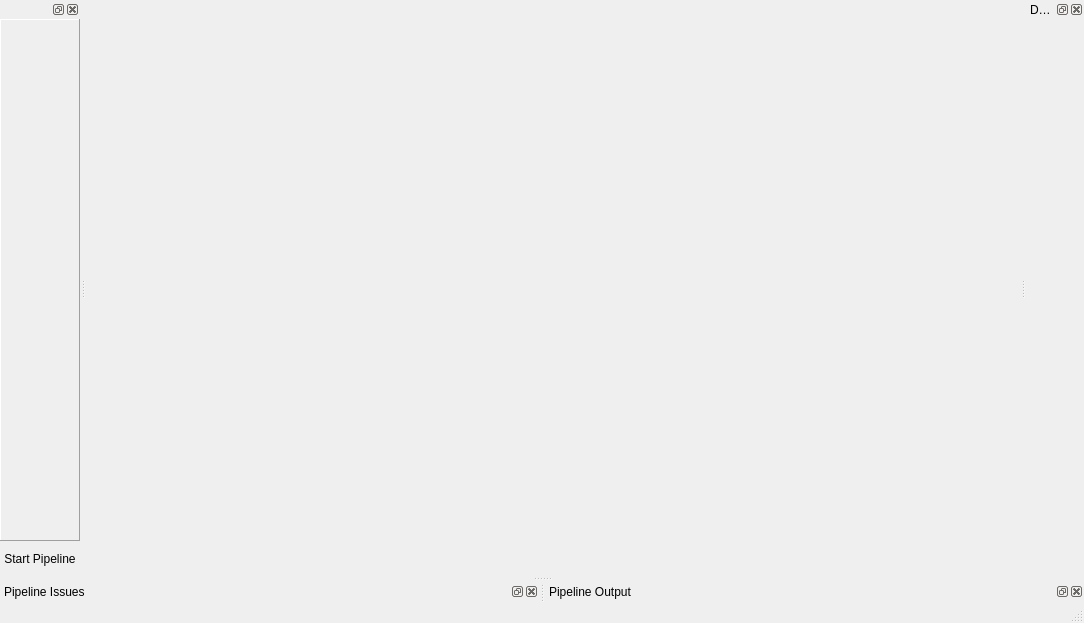
BlueQuartzSoftware/SIMPLView, file Source/SIMPLView/UI_Files/SIMPLView_UI.ui: the form before one commit.
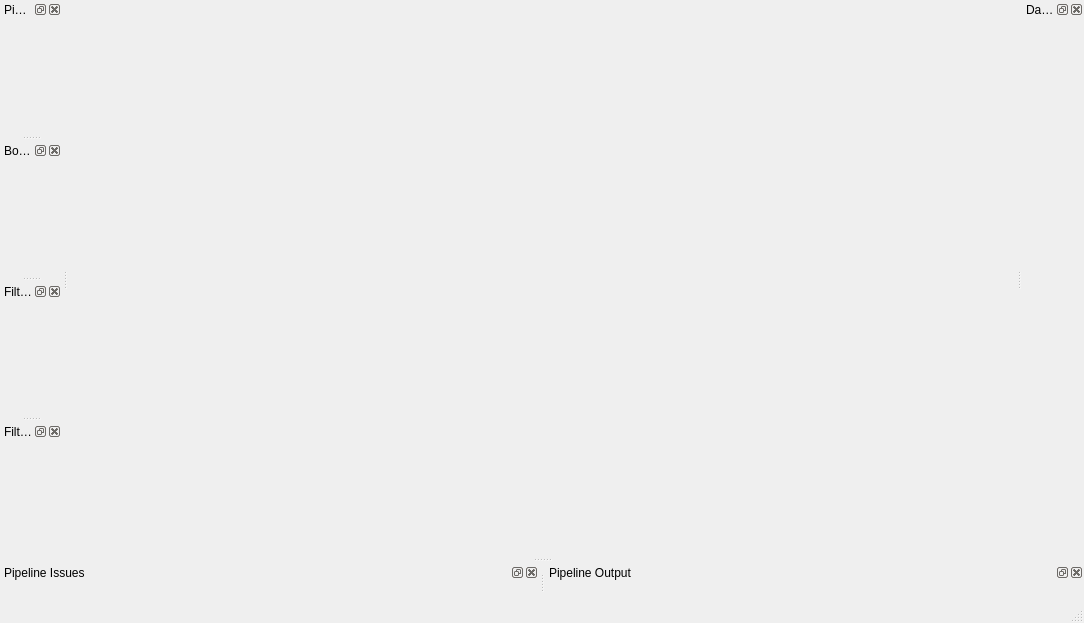
The form after the commit. Icons and pictures are not drawn. Custom widgets are drawn as their Qt base class.

Commit message: Feature/pipeline list view (#36)

Diff of the .ui file:
```diff
--- a/Source/SIMPLView/UI_Files/SIMPLView_UI.ui
+++ b/Source/SIMPLView/UI_Files/SIMPLView_UI.ui
@@ -22,14 +22,20 @@
   <property name="styleSheet">
    <string notr="true"/>
   </property>
-  <widget class="QWidget" name="fiwFrame">
+  <property name="dockNestingEnabled">
+   <bool>true</bool>
+  </property>
+  <property name="dockOptions">
+   <set>QMainWindow::AllowNestedDocks|QMainWindow::AllowTabbedDocks|QMainWindow::AnimatedDocks|QMainWindow::GroupedDragging</set>
+  </property>
+  <widget class="QWidget" name="centralwidget">
    <property name="maximumSize">
     <size>
      <width>16777215</width>
      <height>16777215</height>
     </size>
    </property>
-   <layout class="QGridLayout" name="fiwFrameVLayout">
+   <layout class="QGridLayout" name="gridLayout">
     <property name="leftMargin">
      <number>0</number>
     </property>
@@ -42,10 +48,52 @@
     <property name="bottomMargin">
      <number>0</number>
     </property>
+    <property name="spacing">
+     <number>0</number>
+    </property>
+    <item row="0" column="0">
+     <widget class="QFrame" name="fiwFrame">
+      <property name="styleSheet">
+       <string notr="true">PipelineViewWidget
+{
+background-color: qlineargradient(spread:pad, x1:0, y1:0, x2:0, y2:1, stop:0 rgba(233, 236, 241, 255), stop:1.0 rgba(211, 216, 224, 255));
+}</string>
+      </property>
+      <property name="frameShape">
+       <enum>QFrame::NoFrame</enum>
+      </property>
+      <property name="frameShadow">
+       <enum>QFrame::Plain</enum>
+      </property>
+      <layout class="QVBoxLayout" name="fiwFrameVLayout">
+       <property name="spacing">
+        <number>0</number>
+       </property>
+       <property name="leftMargin">
+        <number>0</number>
+       </property>
+       <property name="topMargin">
+        <number>0</number>
+       </property>
+       <property name="rightMargin">
+        <number>0</number>
+       </property>
+       <property name="bottomMargin">
+        <number>0</number>
+       </property>
+      </layout>
+     </widget>
+    </item>
    </layout>
   </widget>
   <widget class="QStatusBar" name="statusbar"/>
   <widget class="QDockWidget" name="issuesDockWidget">
+   <property name="minimumSize">
+    <size>
+     <width>62</width>
+     <height>38</height>
+    </size>
+   </property>
    <property name="windowTitle">
     <string>[*]Pipeline Issues</string>
    </property>
@@ -55,6 +103,12 @@
    <widget class="IssuesWidget" name="issuesWidget"/>
   </widget>
   <widget class="QDockWidget" name="stdOutDockWidget">
+   <property name="minimumSize">
+    <size>
+     <width>62</width>
+     <height>38</height>
+    </size>
+   </property>
    <property name="windowTitle">
     <string>[*]Pipeline Output</string>
    </property>
@@ -64,6 +118,12 @@
    <widget class="StandardOutputWidget" name="stdOutWidget"/>
   </widget>
   <widget class="QDockWidget" name="dataBrowserDockWidget">
+   <property name="minimumSize">
+    <size>
+     <width>62</width>
+     <height>38</height>
+    </size>
+   </property>
    <property name="windowTitle">
     <string>Data Structure</string>
    </property>
@@ -72,21 +132,54 @@
    </attribute>
    <widget class="DataStructureWidget" name="dataBrowserWidget"/>
   </widget>
-  <widget class="QDockWidget" name="pipelineViewDockWidget">
-   <property name="acceptDrops">
-    <bool>false</bool>
+  <widget class="QDockWidget" name="pipelineDockWidget">
+   <property name="minimumSize">
+    <size>
+     <width>62</width>
+     <height>38</height>
+    </size>
    </property>
+   <property name="windowTitle">
+    <string>Pipeline</string>
+   </property>
    <attribute name="dockWidgetArea">
     <number>1</number>
    </attribute>
-   <widget class="QWidget" name="dockWidgetContents">
-    <property name="acceptDrops">
-     <bool>false</bool>
-    </property>
-    <layout class="QVBoxLayout" name="verticalLayout">
-     <property name="spacing">
+   <widget class="QWidget" name="pipelineInteralWidget">
+    <layout class="QGridLayout" name="gridLayout_3">
+     <property name="leftMargin">
       <number>0</number>
      </property>
+     <property name="topMargin">
+      <number>0</number>
+     </property>
+     <property name="rightMargin">
+      <number>0</number>
+     </property>
+     <property name="bottomMargin">
+      <number>0</number>
+     </property>
+     <item row="0" column="0">
+      <widget class="PipelineListWidget" name="pipelineListWidget" native="true"/>
+     </item>
+    </layout>
+   </widget>
+  </widget>
+  <widget class="QDockWidget" name="bookmarksDockWidget">
+   <property name="minimumSize">
+    <size>
+     <width>62</width>
+     <height>38</height>
+    </size>
+   </property>
+   <property name="windowTitle">
+    <string>Bookmarks</string>
+   </property>
+   <attribute name="dockWidgetArea">
+    <number>1</number>
+   </attribute>
+   <widget class="QWidget" name="bookmarksInternalWidget">
+    <layout class="QGridLayout" name="gridLayout_5">
      <property name="leftMargin">
       <number>0</number>
      </property>
@@ -99,79 +192,74 @@
      <property name="bottomMargin">
       <number>0</number>
      </property>
-     <item>
-      <widget class="QScrollArea" name="pipelineViewScrollArea">
-       <property name="acceptDrops">
-        <bool>false</bool>
-       </property>
-       <property name="frameShape">
-        <enum>QFrame::Panel</enum>
-       </property>
-       <property name="frameShadow">
-        <enum>QFrame::Raised</enum>
-       </property>
-       <property name="widgetResizable">
-        <bool>true</bool>
-       </property>
-       <widget class="SVPipelineViewWidget" name="pipelineViewWidget">
-        <property name="geometry">
-         <rect>
-          <x>0</x>
-          <y>0</y>
-          <width>99</width>
-          <height>500</height>
-         </rect>
-        </property>
-        <property name="sizePolicy">
-         <sizepolicy hsizetype="Preferred" vsizetype="Expanding">
-          <horstretch>0</horstretch>
-          <verstretch>0</verstretch>
-         </sizepolicy>
-        </property>
-        <property name="acceptDrops">
-         <bool>true</bool>
-        </property>
-       </widget>
-      </widget>
+     <item row="0" column="0">
+      <widget class="BookmarksToolboxWidget" name="bookmarksWidget" native="true"/>
      </item>
-     <item>
-      <layout class="QHBoxLayout" name="horizontalLayout">
-       <property name="topMargin">
-        <number>0</number>
-       </property>
-       <item>
-        <widget class="QPushButton" name="startPipelineBtn">
-         <property name="minimumSize">
-          <size>
-           <width>0</width>
-           <height>35</height>
-          </size>
-         </property>
-         <property name="styleSheet">
-          <string notr="true"/>
-         </property>
-         <property name="text">
-          <string>Start Pipeline</string>
-         </property>
-         <property name="icon">
-          <iconset>
-           <normaloff>:/media_play_white.png</normaloff>:/media_play_white.png</iconset>
-         </property>
-         <property name="iconSize">
-          <size>
-           <width>24</width>
-           <height>24</height>
-          </size>
-         </property>
-         <property name="default">
-          <bool>false</bool>
-         </property>
-         <property name="flat">
-          <bool>true</bool>
-         </property>
-        </widget>
-       </item>
-      </layout>
+    </layout>
+   </widget>
+  </widget>
+  <widget class="QDockWidget" name="filterLibraryDockWidget">
+   <property name="minimumSize">
+    <size>
+     <width>62</width>
+     <height>38</height>
+    </size>
+   </property>
+   <property name="windowTitle">
+    <string>Filter Library</string>
+   </property>
+   <attribute name="dockWidgetArea">
+    <number>1</number>
+   </attribute>
+   <widget class="QWidget" name="filterLibraryInternalWidget">
+    <layout class="QGridLayout" name="gridLayout_6">
+     <property name="leftMargin">
+      <number>0</number>
+     </property>
+     <property name="topMargin">
+      <number>0</number>
+     </property>
+     <property name="rightMargin">
+      <number>0</number>
+     </property>
+     <property name="bottomMargin">
+      <number>0</number>
+     </property>
+     <item row="0" column="0">
+      <widget class="FilterLibraryToolboxWidget" name="filterLibraryWidget" native="true"/>
+     </item>
+    </layout>
+   </widget>
+  </widget>
+  <widget class="QDockWidget" name="filterListDockWidget">
+   <property name="minimumSize">
+    <size>
+     <width>62</width>
+     <height>38</height>
+    </size>
+   </property>
+   <property name="windowTitle">
+    <string>Filter List</string>
+   </property>
+   <attribute name="dockWidgetArea">
+    <number>1</number>
+   </attribute>
+   <widget class="QWidget" name="filterListInternalWidget">
+    <layout class="QGridLayout" name="gridLayout_2">
+     <property name="leftMargin">
+      <number>0</number>
+     </property>
+     <property name="topMargin">
+      <number>0</number>
+     </property>
+     <property name="rightMargin">
+      <number>0</number>
+     </property>
+     <property name="bottomMargin">
+      <number>0</number>
+     </property>
+     <item row="0" column="0">
+      <widget class="FilterListToolboxWidget" name="filterListWidget" native="true"/>
      </item>
     </layout>
    </widget>
@@ -364,12 +452,6 @@
   </action>
  </widget>
  <customwidgets>
-  <customwidget>
-   <class>SVPipelineViewWidget</class>
-   <extends>QWidget</extends>
-   <header location="global">SVPipelineViewWidget.h</header>
-   <container>1</container>
-  </customwidget>
   <customwidget>
    <class>IssuesWidget</class>
    <extends>QWidget</extends>
@@ -388,6 +470,30 @@
    <header location="global">DataStructureWidget.h</header>
    <container>1</container>
   </customwidget>
+  <customwidget>
+   <class>FilterLibraryToolboxWidget</class>
+   <extends>QWidget</extends>
+   <header location="global">FilterLibraryToolboxWidget.h</header>
+   <container>1</container>
+  </customwidget>
+  <customwidget>
+   <class>BookmarksToolboxWidget</class>
+   <extends>QWidget</extends>
+   <header location="global">BookmarksToolboxWidget.h</header>
+   <container>1</container>
+  </customwidget>
+  <customwidget>
+   <class>FilterListToolboxWidget</class>
+   <extends>QWidget</extends>
+   <header location="global">FilterListToolboxWidget.h</header>
+   <container>1</container>
+  </customwidget>
+  <customwidget>
+   <class>PipelineListWidget</class>
+   <extends>QWidget</extends>
+   <header location="global">PipelineListWidget.h</header>
+   <container>1</container>
+  </customwidget>
  </customwidgets>
  <resources>
   <include location="../../../../../SIMPL/Source/SVWidgetsLib/icons/images/Icons.qrc"/>
```
Left out of the diff: 1 changed line with no effect on the pictures. The commit also changes 11 other files.
